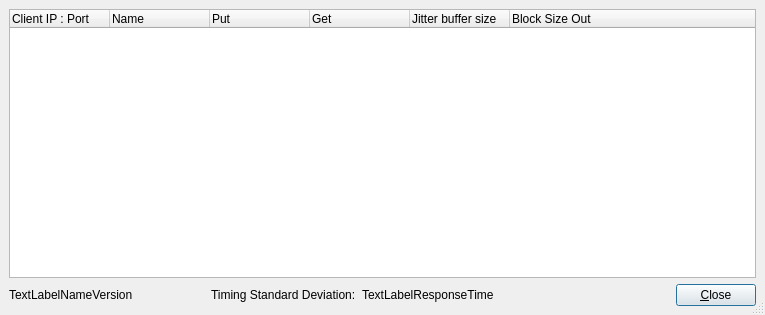
Above: src/llconserverdlgbase.ui from jamulussoftware/jamulus before the change. Below: the same form after it.
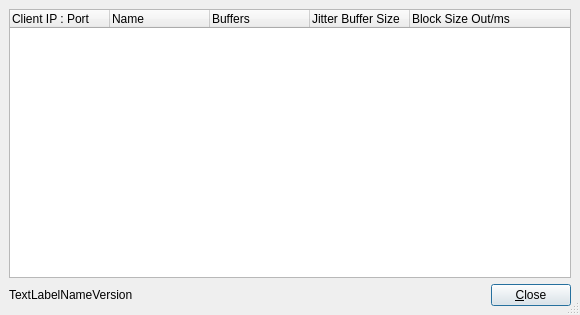
That is the form after the change. Icons and pictures are not drawn.

Diff of the .ui file:
```diff
--- a/src/llconserverdlgbase.ui
+++ b/src/llconserverdlgbase.ui
@@ -5,7 +5,7 @@
    <rect>
     <x>0</x>
     <y>0</y>
-    <width>765</width>
+    <width>580</width>
     <height>315</height>
    </rect>
   </property>
@@ -51,22 +51,17 @@
      </column>
      <column>
       <property name="text" >
-       <string>Put</string>
+       <string>Buffers</string>
       </property>
      </column>
      <column>
       <property name="text" >
-       <string>Get</string>
+       <string>Jitter Buffer Size</string>
       </property>
      </column>
      <column>
       <property name="text" >
-       <string>Jitter buffer size</string>
-      </property>
-     </column>
-     <column>
-      <property name="text" >
-       <string>Block Size Out</string>
+       <string>Block Size Out/ms</string>
       </property>
      </column>
     </widget>
@@ -98,42 +93,6 @@
        </property>
       </widget>
      </item>
-     <item>
-      <spacer>
-       <property name="orientation" >
-        <enum>Qt::Horizontal</enum>
-       </property>
-       <property name="sizeType" >
-        <enum>QSizePolicy::Fixed</enum>
-       </property>
-       <property name="sizeHint" >
-        <size>
-         <width>72</width>
-         <height>20</height>
-        </size>
-       </property>
-      </spacer>
-     </item>
-     <item>
-      <widget class="QLabel" name="TextLabel1" >
-       <property name="text" >
-        <string>Timing Standard Deviation:</string>
-       </property>
-       <property name="wordWrap" >
-        <bool>false</bool>
-       </property>
-      </widget>
-     </item>
-     <item>
-      <widget class="QLabel" name="TextLabelResponseTime" >
-       <property name="text" >
-        <string>TextLabelResponseTime</string>
-       </property>
-       <property name="wordWrap" >
-        <bool>false</bool>
-       </property>
-      </widget>
-     </item>
      <item>
       <spacer>
        <property name="orientation" >
```
